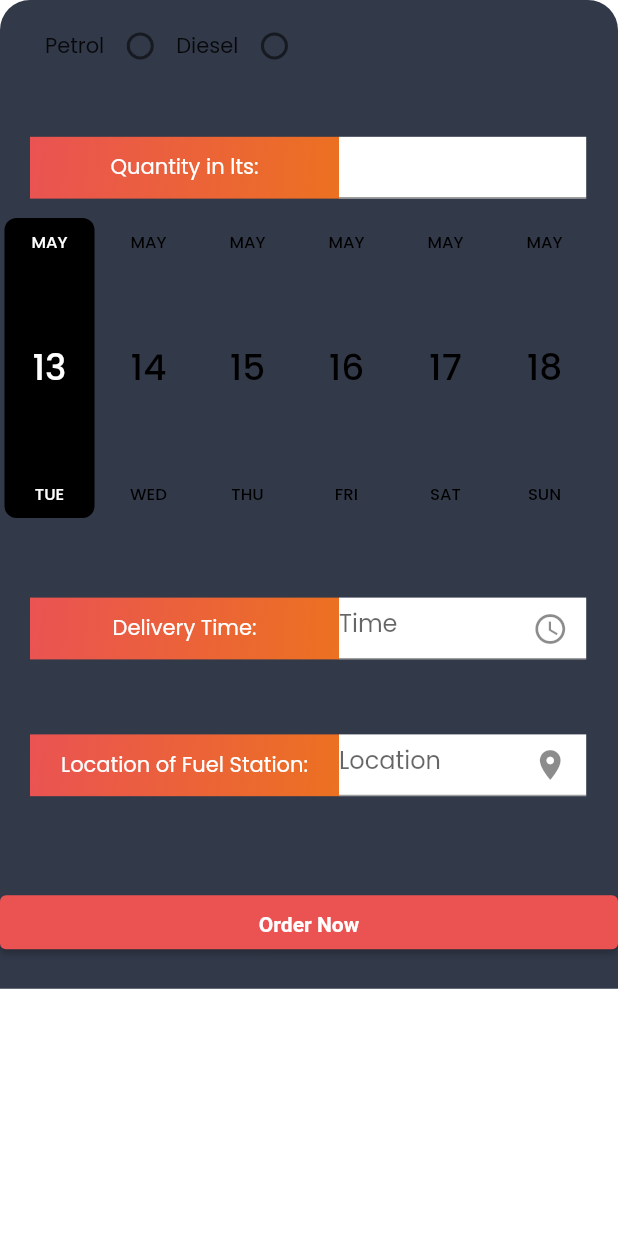
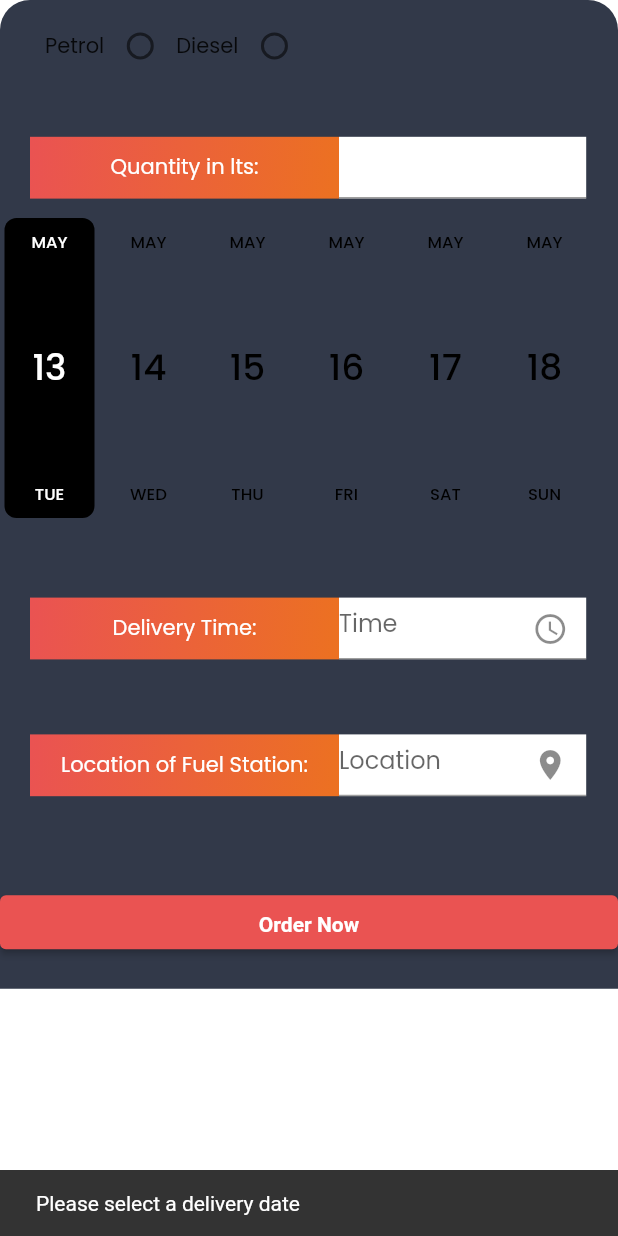
Before and after one commit to divyamu2015/On-Road-Fuel-Supply, a Flutter app: the ModelSheet1 widget shown alone on an empty page, opened directly with empty values, after a tap on "Order Now", on a phone screen of 412 x 824 dp. Run offline on Flutter 3.47's test engine with Material 3 defaults, Android fonts, the phone set to English and light mode, and no system bars; drawn by our look-alikes of date_picker_timeline; our stand-ins replace carousel_slider, flutter_spinkit, google_fonts, google_maps_flutter, hive, hive_flutter and 2 more; missing offline and left inert: cron, data_connection_checker_nulls, map_location_picker; accounts and stored records are empty; network calls fail.

Commit message:
seccond commit

```diff
--- a/lib/FuelStationView/Order_Details/Pages/order_detailspage.dart
+++ b/lib/FuelStationView/Order_Details/Pages/order_detailspage.dart
@@ -144,7 +144,7 @@ class OrdersFuelPage extends StatelessWidget {
                                      if(response.message=="success")
                                      {
                                        ScaffoldMessenger.of(context)
-                                           .showSnackBar(const SnackBar(content: Text("Delivery Started")));
+                                           .showSnackBar(const SnackBar(content: Text("Delivery Completed")));
                                      }
                                      else
                                      {
--- a/lib/view/Home_Page/widgets/modelsheet.dart
+++ b/lib/view/Home_Page/widgets/modelsheet.dart
@@ -20,7 +20,7 @@ class ModelSheet1 extends StatefulWidget {
 }
 
 class _ModelSheet1State extends State<ModelSheet1> {
-  late DateTime _date;
+  DateTime? _date;
   String selectedoption = "";
   TextEditingController Quantity = TextEditingController();
   TextEditingController Time = TextEditingController();
@@ -145,6 +145,12 @@ class _ModelSheet1State extends State<ModelSheet1> {
                 Color.fromRGBO(234, 83, 82, 1),
               )),
               onPressed: () async {
+                if (_date == null) {
+    ScaffoldMessenger.of(context).showSnackBar(
+      const SnackBar(content: Text("Please select a delivery date")),
+    );
+    return;
+  }
                 final response = await orderdetail(
                     quantity: Quantity.text.toString(),
                     date: _date.toString(),
```
Also changed, not shown: lib/view/MainHome_Page/home_page.dart (+11 -11 lines), 4 other files.
